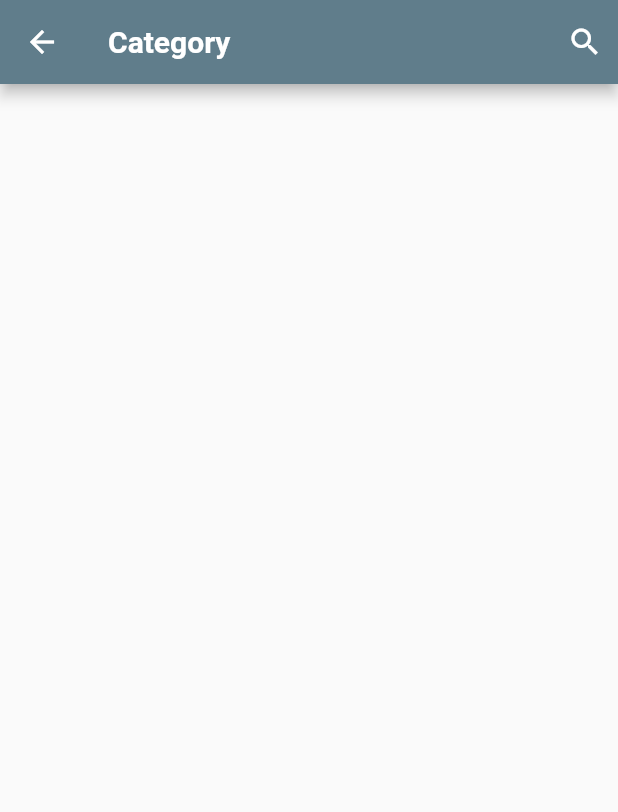
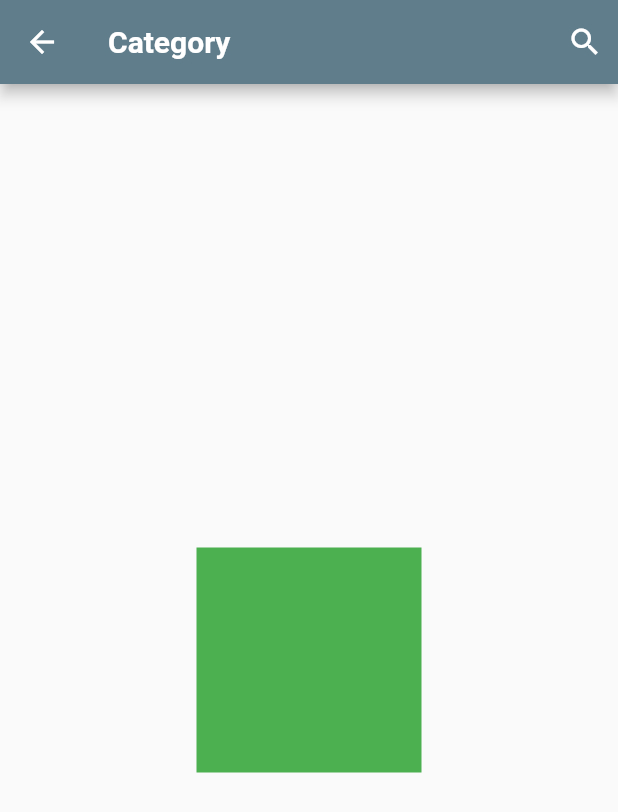
Before and after one commit to praneshp1org/trying-something, a Flutter app: the screen it shows after launch, on a phone screen of 412 x 824 dp. Shown: the top 812 px of the screen. Run offline on Flutter 3.47's test engine with Material 2 defaults, Android fonts, the phone set to English and light mode, and no system bars.

Commit message:
error handed

```diff
--- a/lib/pages/home_page.dart
+++ b/lib/pages/home_page.dart
@@ -1,6 +1,5 @@
 // ignore_for_file: unnecessary_const
 
-import 'package:book_app/widgets/body_item.dart';
 import 'package:flutter/material.dart';
 
 class HomePage extends StatefulWidget {
@@ -31,7 +30,14 @@ class _HomePageState extends State<HomePage> {
           style: TextStyle(fontWeight: FontWeight.bold, color: Colors.white),
         ),
       ),
-      body: BodyItem(),
+      body: Center(
+        child: Container(
+          height: 150,
+          width: 150,
+          color: Colors.green,
+          //child: Image.asset("images/science.png"),
+        ),
+      ),
     );
   }
 }
--- a/lib/widgets/body_item.dart
+++ /dev/null
@@ -1,28 +0,0 @@
-import 'dart:html';
-
-import 'package:book_app/card_model.dart';
-import 'package:flutter/material.dart';
-
-class BodyItem extends StatefulWidget {
-  const BodyItem({Key? key}) : super(key: key);
-
-  @override
-  State<BodyItem> createState() => _BodyItemState();
-}
-
-class _BodyItemState extends State<BodyItem> {
-  List<CardModel> cards = [CardModel("images/science.png", "Science")];
-  @override
-  Widget build(BuildContext context) {
-    return SingleChildScrollView(
-      child: GridView.count(
-        crossAxisCount: 2,
-        shrinkWrap: true,
-        physics: NeverScrollableScrollPhysics(),
-        children: [
-          Text(""),
-        ],
-      ),
-    );
-  }
-}
--- a/pubspec.yaml
+++ b/pubspec.yaml
@@ -58,8 +58,8 @@ flutter:
   uses-material-design: true
 
   # To add assets to your application, add an assets section, like this:
-assets:
-  - images/science.png
+  # assets:
+    # - images/science.png
   #   - images/a_dot_ham.jpeg
 
   # An image asset can refer to one or more resolution-specific "variants", see
```
